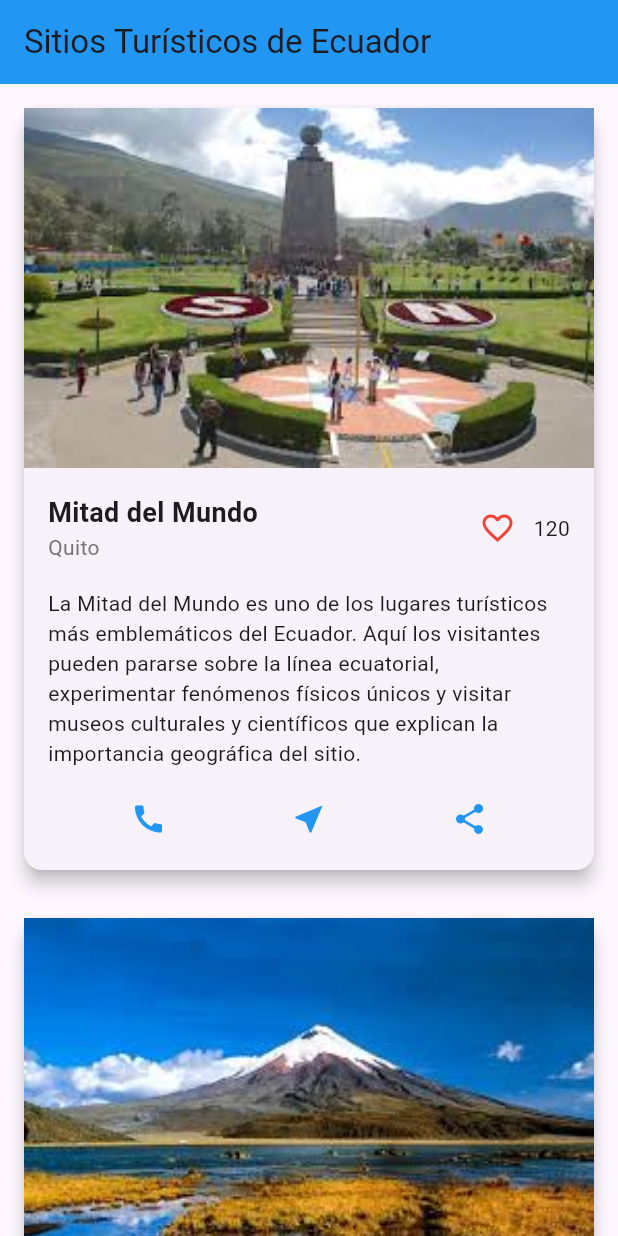
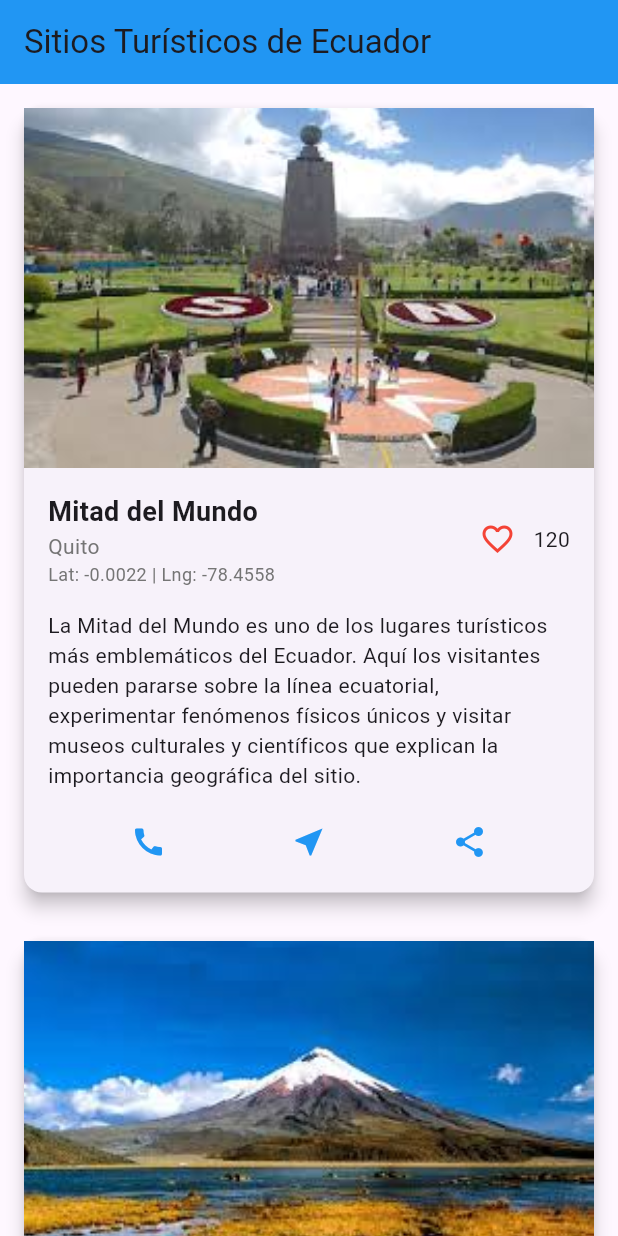
Before and after one commit to NayelyAyol/Turismo_Flutter, a Flutter app: the screen it shows after launch, on a phone screen of 412 x 824 dp. Run offline on Flutter 3.47's test engine with Material 3 defaults, Android fonts, the phone set to English and light mode, and no system bars; our stand-ins replace share_plus.

Commit message:
Actualizacion de ubicacion

```diff
--- a/lib/main.dart
+++ b/lib/main.dart
@@ -1,16 +1,16 @@
 import 'package:flutter/material.dart';
 import 'package:url_launcher/url_launcher.dart';
+import 'package:share_plus/share_plus.dart';
 
 void main() => runApp(const MyApp());
 
-// GOOGLE MAPS (NO CAMBIADO)
 void openGoogleMaps(String query) async {
   final Uri uri = Uri.parse(
     'https://www.google.com/maps/search/?api=1&query=$query',
   );
 
   if (!await launchUrl(uri, mode: LaunchMode.externalApplication)) {
-    throw 'No se pudo abrir Google Maps';
+    throw Exception('No se pudo abrir Google Maps');
   }
 }
 
@@ -32,13 +32,14 @@ class MyApp extends StatelessWidget {
         body: SingleChildScrollView(
           child: Column(
             children: [
-
               TouristCard(
                 image: 'images/mitad.jpg',
                 name: 'Mitad del Mundo',
                 location: 'Quito',
                 likes: 120,
-                query: "Mitad del Mundo Quito Ecuador",
+                query: 'Mitad del Mundo, Quito',
+                lat: -0.0022,
+                lng: -78.4558,
                 description:
                     'La Mitad del Mundo es uno de los lugares turísticos más emblemáticos del Ecuador. Aquí los visitantes pueden pararse sobre la línea ecuatorial, experimentar fenómenos físicos únicos y visitar museos culturales y científicos que explican la importancia geográfica del sitio.',
               ),
@@ -48,7 +49,9 @@ class MyApp extends StatelessWidget {
                 name: 'Cotopaxi',
                 location: 'Latacunga',
                 likes: 95,
-                query: "Volcán Cotopaxi Ecuador",
+                query: 'Volcán Cotopaxi',
+                lat: -0.6837,
+                lng: -78.4372,
                 description:
                     'El Parque Nacional Cotopaxi es un destino natural impresionante con uno de los volcanes activos más altos del mundo. Es ideal para senderismo, fotografía y observación de fauna andina como llamas y caballos salvajes en paisajes volcánicos únicos.',
               ),
@@ -58,7 +61,9 @@ class MyApp extends StatelessWidget {
                 name: 'Laguna Quilotoa',
                 location: 'Cotopaxi',
                 likes: 180,
-                query: "Laguna Quilotoa Ecuador",
+                query: 'Laguna Quilotoa, Cotopaxi',
+                lat: -0.8594,
+                lng: -78.9040,
                 description:
                     'La Laguna Quilotoa es un cráter volcánico lleno de agua color turquesa intenso. Es uno de los paisajes más fotografiados del Ecuador, rodeado de montañas andinas y comunidades indígenas que ofrecen experiencias culturales únicas.',
               ),
@@ -67,8 +72,10 @@ class MyApp extends StatelessWidget {
                 image: 'images/baños.jpg',
                 name: 'Baños de Agua Santa',
                 location: 'Tungurahua',
+                query: 'Baños de Agua Santa, Tungurahua',
                 likes: 210,
-                query: "Baños de Agua Santa Ecuador",
+                lat: -1.3952,
+                lng: -78.4256,
                 description:
                     'Baños es la capital del turismo de aventura en Ecuador. Ofrece cascadas impresionantes, deportes extremos como rafting y canopy, además de aguas termales naturales que atraen turistas de todo el mundo.',
               ),
@@ -78,7 +85,10 @@ class MyApp extends StatelessWidget {
                 name: 'Malecón 2000',
                 location: 'Guayaquil',
                 likes: 150,
-                query: "Malecón 2000 Guayaquil",
+                query: 'Malecón 2000, Guayaquil',
+                lat: -2.1939,
+                lng: -79.8798,
+
                 description:
                     'El Malecón 2000 es un moderno paseo turístico a orillas del río Guayas. Cuenta con jardines, museos, restaurantes y miradores que lo convierten en uno de los lugares más visitados de Guayaquil.',
               ),
@@ -88,7 +98,9 @@ class MyApp extends StatelessWidget {
                 name: 'Parque Nacional Cajas',
                 location: 'Cuenca',
                 likes: 130,
-                query: "Parque Nacional Cajas Ecuador",
+                query: 'Parque Nacional Cajas, Cuenca',
+                lat: -2.8481,
+                lng: -79.2512,
                 description:
                     'El Parque Nacional Cajas es un área protegida con cientos de lagunas glaciares, paisajes fríos andinos y una biodiversidad única. Es ideal para caminatas largas y contacto directo con la naturaleza.',
               ),
@@ -98,7 +110,9 @@ class MyApp extends StatelessWidget {
                 name: 'Islas Galápagos',
                 location: 'Galápagos',
                 likes: 300,
-                query: "Islas Galápagos Ecuador",
+                query: 'Islas Galápagos, Ecuador',
+                lat: -0.3831,
+                lng: -91.5439,
                 description:
                     'Las Islas Galápagos son un archipiélago único en el mundo, famoso por su biodiversidad y por ser clave en la teoría de la evolución de Darwin. Sus especies endémicas no existen en ningún otro lugar del planeta.',
               ),
@@ -108,7 +122,9 @@ class MyApp extends StatelessWidget {
                 name: 'Basílica del Voto Nacional',
                 location: 'Quito',
                 likes: 110,
-                query: "Basílica del Voto Nacional Quito",
+                query: 'Basílica del Voto Nacional, Quito',
+                lat: -0.2149,
+                lng: -78.5076,
                 description:
                     'La Basílica del Voto Nacional es la iglesia neogótica más grande de América Latina. Sus torres permiten vistas espectaculares del centro histórico de Quito.',
               ),
@@ -118,7 +134,9 @@ class MyApp extends StatelessWidget {
                 name: 'Nariz del Diablo',
                 location: 'Alausí',
                 likes: 85,
-                query: "Nariz del Diablo Alausí Ecuador",
+                query: 'Nariz del Diablo, Alausí',
+                lat: -2.2435,
+                lng: -78.8783,
                 description:
                     'La Nariz del Diablo es una de las rutas ferroviarias más impresionantes del mundo. El recorrido en tren atraviesa montañas con vistas espectaculares y una ingeniería histórica única.',
               ),
@@ -128,7 +146,9 @@ class MyApp extends StatelessWidget {
                 name: 'Pailón del Diablo',
                 location: 'Baños',
                 likes: 260,
-                query: "Pailón del Diablo Baños Ecuador",
+                query: 'Pailón del Diablo Original',
+                lat: -1.402226,
+                lng: -78.297387,
                 description:
                     'El Pailón del Diablo es una cascada poderosa rodeada de vegetación exuberante. Los visitantes pueden caminar por senderos y puentes para sentir la fuerza del agua de cerca.',
               ),
@@ -147,6 +167,8 @@ class TouristCard extends StatefulWidget {
   final int likes;
   final String description;
   final String query;
+  final double lat;
+  final double lng;
 
   const TouristCard({
     super.key,
@@ -156,6 +178,8 @@ class TouristCard extends StatefulWidget {
     required this.likes,
     required this.description,
     required this.query,
+    required this.lat,
+    required this.lng,
   });
 
   @override
@@ -201,11 +225,21 @@ class _TouristCardState extends State<TouristCard> {
                   child: Column(
                     crossAxisAlignment: CrossAxisAlignment.start,
                     children: [
-                      Text(widget.name,
-                          style: const TextStyle(
-                              fontSize: 18, fontWeight: FontWeight.bold)),
-                      Text(widget.location,
-                          style: TextStyle(color: Colors.grey[600])),
+                      Text(
+                        widget.name,
+                        style: const TextStyle(
+                          fontSize: 18,
+                          fontWeight: FontWeight.bold,
+                        ),
+                      ),
+                      Text(
+                        widget.location,
+                        style: TextStyle(color: Colors.grey[600]),
+                      ),
+                      Text(
+                        "Lat: ${widget.lat} | Lng: ${widget.lng}",
+                        style: TextStyle(color: Colors.grey[600], fontSize: 12),
+                      ),
                     ],
                   ),
                 ),
@@ -231,14 +265,48 @@ class _TouristCardState extends State<TouristCard> {
           Row(
             mainAxisAlignment: MainAxisAlignment.spaceEvenly,
             children: [
-              Icon(Icons.call, color: Colors.blue),
+              IconButton(
+                icon: const Icon(Icons.call, color: Colors.blue),
+                onPressed: () {
+                  showDialog(
+                    context: context,
+                    builder: (context) => AlertDialog(
+                      title: Text(widget.name),
+                      content: Text(
+                        "Ubicación: ${widget.location}\n\n"
+                        "Coordenadas:\n"
+                        "Lat: ${widget.lat}\n"
+                        "Lng: ${widget.lng}",
+                      ),
+                      actions: [
+                        TextButton(
+                          onPressed: () => Navigator.pop(context),
+                          child: const Text("Cerrar"),
+                        ),
+                      ],
+                    ),
+                  );
+                },
+              ),
               IconButton(
                 icon: const Icon(Icons.near_me, color: Colors.blue),
                 onPressed: () {
                   openGoogleMaps(widget.query);
                 },
               ),
-              Icon(Icons.share, color: Colors.blue),
+              IconButton(
+                icon: const Icon(Icons.share, color: Colors.blue),
+                onPressed: () {
+                  SharePlus.instance.share(
+                    ShareParams(
+                      text:
+                          '${widget.name}\n'
+                          '${widget.location}\n'
+                          'https://www.google.com/maps/search/?api=1&query=${widget.query}',
+                    ),
+                  );
+                },
+              ),
             ],
           ),
 
--- a/pubspec.yaml
+++ b/pubspec.yaml
@@ -31,6 +31,7 @@ dependencies:
   flutter:
     sdk: flutter
   url_launcher: ^6.3.0
+  share_plus: ^11.0.0
 
   # The following adds the Cupertino Icons font to your application.
   # Use with the CupertinoIcons class for iOS style icons.
```
Also changed, not shown: pubspec.lock.
